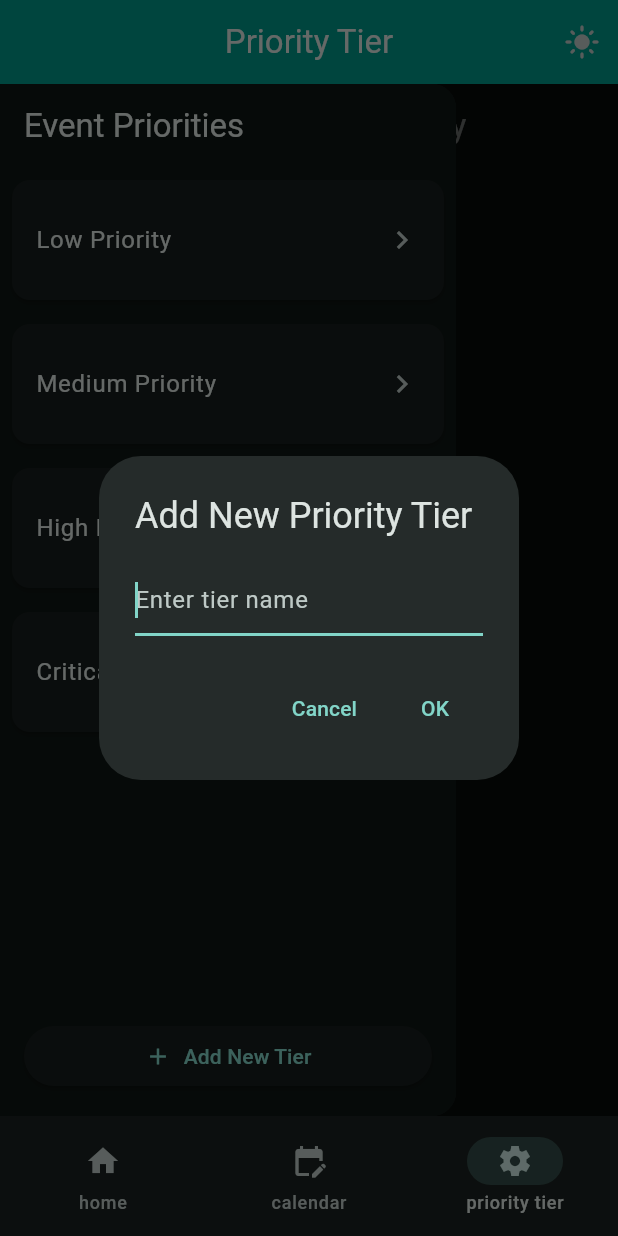
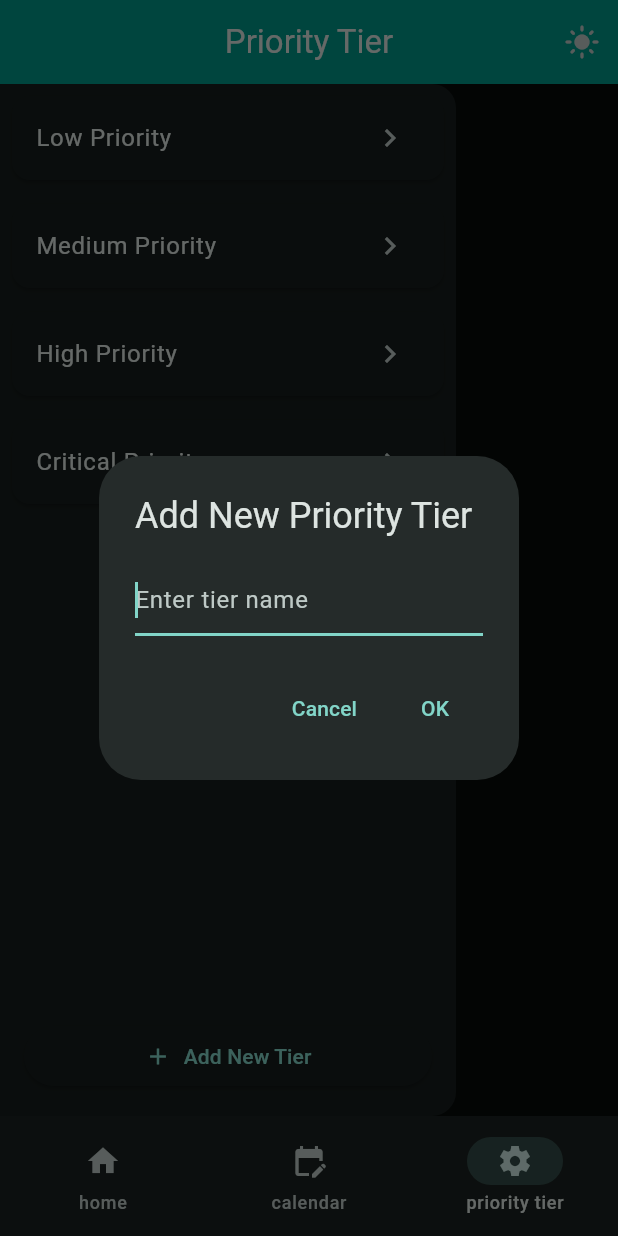
Before and after one commit to 43r361/chronos_frontend, a Flutter app: the screen it shows after launch, item 3 of the bottom bar chosen, in the side drawer, after a tap on "Add New Tier", on a phone screen of 412 x 824 dp. Run offline on Flutter 3.47's test engine with Material 3 defaults, Android fonts, the phone set to English and light mode, and no system bars; our stand-ins replace table_calendar.

Commit message:
Add seperate file for priorities and establish adding and deletion. Also added dependencies

```diff
--- /dev/null
+++ b/lib/data/priority_provider.dart
@@ -0,0 +1,20 @@
+import 'package:flutter/material.dart';
+
+class PriorityProvider {
+  final ValueNotifier<List<String>> priorities = ValueNotifier([
+    'Low Priority',
+    'Medium Priority',
+    'High Priority',
+    'Critical Priority',
+  ]);
+
+  final ValueNotifier<String?> selectedTier = ValueNotifier(null);
+
+  void addPriority(String newPriority) {
+    priorities.value = List.from(priorities.value)..add(newPriority);
+  }
+
+  void setSelectedTier(String tier) {
+    selectedTier.value = tier;
+  }
+}
--- a/lib/views/pages/event_priorities_page.dart
+++ b/lib/views/pages/event_priorities_page.dart
@@ -1,5 +1,6 @@
 import 'package:flutter/material.dart';
 import 'package:frontend/widgets/priorities_list_widget.dart';
+import 'package:frontend/data/priority_provider.dart';
 
 class EventPrioritiesPage extends StatefulWidget {
   const EventPrioritiesPage({super.key});
@@ -9,21 +10,30 @@ class EventPrioritiesPage extends StatefulWidget {
 }
 
 class _EventPrioritiesPageState extends State<EventPrioritiesPage> {
-  String? selectedPriority;
+  final PriorityProvider priorityProvider = PriorityProvider(); // Use provider
 
   @override
   Widget build(BuildContext context) {
     return Scaffold(
-      appBar: AppBar(
-        title: Text('Event Priorities'),
-      ),
-      body: PriorityListWidget(
-        onPrioritySelected: (priority) {
-          setState(() {
-            selectedPriority = priority;
-          });
-          print('Selected Priority: $priority');
-        },
+      appBar: AppBar(title: const Text('Event Priorities')),
+      body: Column(
+        children: [
+          Expanded(
+            child: PriorityListWidget(priorityProvider: priorityProvider),
+          ),
+          Padding(
+            padding: const EdgeInsets.all(16.0),
+            child: ValueListenableBuilder<String?>(
+              valueListenable: priorityProvider.selectedTier,
+              builder: (context, selectedTier, child) {
+                return Text(
+                  selectedTier != null ? "Selected Priority: $selectedTier" : "No Priority Selected",
+                  style: const TextStyle(fontSize: 20, fontWeight: FontWeight.bold),
+                );
+              },
+            ),
+          ),
+        ],
       ),
     );
   }
--- a/lib/views/pages/priority_tier_page.dart
+++ b/lib/views/pages/priority_tier_page.dart
@@ -1,46 +1,41 @@
 import 'package:flutter/material.dart';
+import 'package:frontend/data/priority_provider.dart';
 import 'package:frontend/widgets/priorities_list_widget.dart';
 
-class PriorityTierPage extends StatefulWidget {
-  final String priority;
+class PriorityTierPage extends StatelessWidget {
+  final PriorityProvider priorityProvider = PriorityProvider();
 
-  const PriorityTierPage({super.key, required this.priority});
-
-  @override
-  _PriorityTierPageState createState() => _PriorityTierPageState();
-}
-
-class _PriorityTierPageState extends State<PriorityTierPage> {
-  late String _currentPriority;
-
-  @override
-  void initState() {
-    super.initState();
-    _currentPriority = widget.priority;
-  }
-
-  void _updatePriority(String newPriority) {
-    setState(() {
-      _currentPriority = newPriority;
-    });
-  }
+  PriorityTierPage({super.key});
 
   @override
   Widget build(BuildContext context) {
     return Scaffold(
       appBar: AppBar(
-        title: Text("Priority Tier: $_currentPriority"),
-      ),
-      drawer: Drawer(
-        child: PriorityListWidget(
-          onPrioritySelected: (selectedPriority) {
-            Navigator.pop(context);
-            _updatePriority(selectedPriority);
+        title: ValueListenableBuilder<String?>(
+          valueListenable: priorityProvider.selectedTier,
+          builder: (context, selectedTier, child) {
+            return Text(
+              selectedTier ?? "Select a Priority",
+              style: const TextStyle(fontSize: 20),
+            );
           },
         ),
       ),
+      drawer: Drawer(
+        child: PriorityListWidget(priorityProvider: priorityProvider),
+      ),
       body: Center(
-        child: Text('Selected Priority: $_currentPriority'),
+        child: ValueListenableBuilder<String?>(
+          valueListenable: priorityProvider.selectedTier,
+          builder: (context, selectedTier, child) {
+            return Text(
+              selectedTier != null
+                  ? "Selected Priority: $selectedTier"
+                  : "No Priority Selected",
+              style: const TextStyle(fontSize: 20, fontWeight: FontWeight.bold),
+            );
+          },
+        ),
       ),
     );
   }
--- a/lib/views/widget_tree.dart
+++ b/lib/views/widget_tree.dart
@@ -6,7 +6,7 @@ import 'package:frontend/widgets/navbar_widget.dart';
 
 import '../data/notifiers.dart';
 
-List<Widget> pages = [HomePage(), CalendarPage(), PriorityTierPage(priority: 'Low Priority')];
+List<Widget> pages = [HomePage(), CalendarPage(), PriorityTierPage()];
 
 class WidgetTree extends StatelessWidget {
   const WidgetTree({super.key});
--- a/lib/widgets/priorities_list_widget.dart
+++ b/lib/widgets/priorities_list_widget.dart
@@ -1,21 +1,10 @@
 import 'package:flutter/material.dart';
+import 'package:frontend/data/priority_provider.dart';
 
-class PriorityListWidget extends StatefulWidget {
-  final Function(String) onPrioritySelected;
+class PriorityListWidget extends StatelessWidget {
+  final PriorityProvider priorityProvider;
 
-  const PriorityListWidget({Key? key, required this.onPrioritySelected}) : super(key: key);
-
-  @override
-  _PriorityListWidgetState createState() => _PriorityListWidgetState();
-}
-
-class _PriorityListWidgetState extends State<PriorityListWidget> {
-  List<String> priorities = [
-    'Low Priority',
-    'Medium Priority',
-    'High Priority',
-    'Critical Priority',
-  ];
+  const PriorityListWidget({Key? key, required this.priorityProvider}) : super(key: key);
 
   Future<String?> _showAddTierDialog(BuildContext context) async {
     TextEditingController controller = TextEditingController();
@@ -53,48 +42,50 @@ class _PriorityListWidgetState extends State<PriorityListWidget> {
 
   Future<void> _addNewTier(BuildContext context) async {
     String? newTierName = await _showAddTierDialog(context);
-
     if (newTierName != null && newTierName.isNotEmpty) {
-      setState(() {
-        priorities.add(newTierName!);
-          print('Updated Priorities: $priorities');
-      });
-
-      widget.onPrioritySelected(newTierName!);
+      priorityProvider.addPriority(newTierName);
     }
   }
 
   @override
   Widget build(BuildContext context) {
-    return Scaffold(
-      appBar: AppBar(
-        title: Text('Event Priorities'),
-      ),
-      body: Column(
+    return Column(
       children: [
         Expanded(
-            child: ListView.builder(
-              itemCount: priorities.length,
+          child: ValueListenableBuilder<List<String>>(
+            valueListenable: priorityProvider.priorities,
+            builder: (context, priorityList, child) {
+              return ListView.builder(
+                itemCount: priorityList.length,
                 itemBuilder: (context, index) {
+                  return ValueListenableBuilder<String?>(
+                    valueListenable: priorityProvider.selectedTier,
+                    builder: (context, selectedTier, child) {
+                      bool isSelected = selectedTier == priorityList[index];
+
                       return Card(
-                  margin: EdgeInsets.all(8.0),
+                        color: isSelected ? Colors.blue[100] : null, // Highlight selected tier
+                        margin: const EdgeInsets.all(8.0),
                         child: ListTile(
-                    contentPadding: EdgeInsets.symmetric(horizontal: 16.0, vertical: 12.0),
-                    title: Text(priorities[index]),
-                    trailing: Icon(Icons.keyboard_arrow_right_outlined),
+                          title: Text(priorityList[index]),
+                          trailing: const Icon(Icons.keyboard_arrow_right_outlined),
                           onTap: () {
-                      widget.onPrioritySelected(priorities[index]);
+                            priorityProvider.setSelectedTier(priorityList[index]);
                           },
                         ),
+                      );
+                    },
+                  );
+                },
               );
             },
           ),
         ),
         Padding(
-            padding: EdgeInsets.all(16.0),
+          padding: const EdgeInsets.all(16.0),
           child: ElevatedButton(
             onPressed: () => _addNewTier(context),
-              child: Row(
+            child: const Row(
               mainAxisAlignment: MainAxisAlignment.center,
               children: [
                 Icon(Icons.add),
@@ -105,7 +96,6 @@ class _PriorityListWidgetState extends State<PriorityListWidget> {
           ),
         ),
       ],
-      ),
     );
   }
 }
```
Also changed, not shown: 2 other files. Lines whose indentation alone changed are shown as unchanged.
